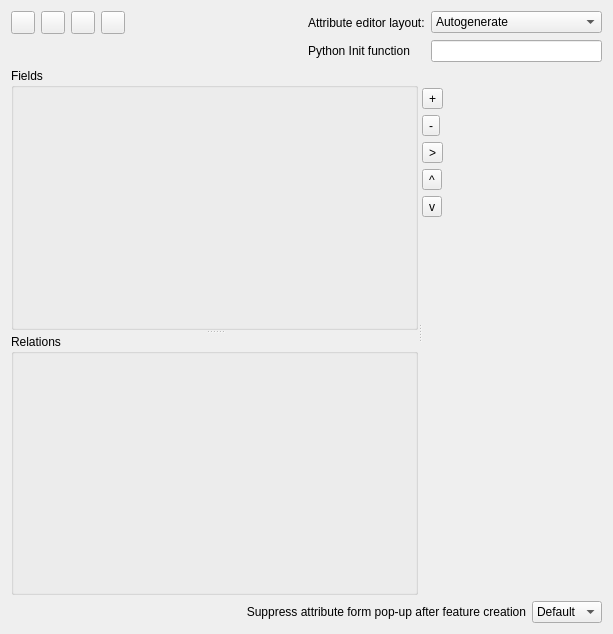
Old version of the form ddocclient/kksqgis/layerprops/qgsfieldspropertiesbase.ui in the repository YuriyRusinov/reper.
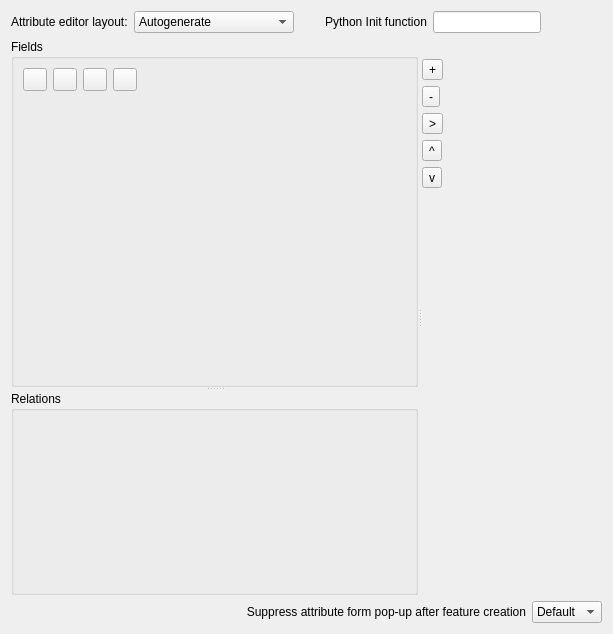
New version of the form. Icons and pictures are not drawn. Custom widgets are drawn as their Qt base class.

The edit to the form file:
```diff
--- a/ddocclient/kksqgis/layerprops/qgsfieldspropertiesbase.ui
+++ b/ddocclient/kksqgis/layerprops/qgsfieldspropertiesbase.ui
@@ -11,80 +11,109 @@
    </rect>
   </property>
   <layout class="QGridLayout" name="gridLayout_6">
-   <item row="0" column="4">
-    <spacer>
-     <property name="orientation">
-      <enum>Qt::Horizontal</enum>
-     </property>
-     <property name="sizeHint" stdset="0">
-      <size>
-       <width>100</width>
-       <height>19</height>
-      </size>
-     </property>
-    </spacer>
-   </item>
-   <item row="0" column="5">
-    <widget class="QLabel" name="label_2">
-     <property name="text">
-      <string>Attribute editor layout:</string>
-     </property>
-    </widget>
-   </item>
-   <item row="0" column="0">
-    <widget class="QToolButton" name="mAddAttributeButton">
-     <property name="sizePolicy">
-      <sizepolicy hsizetype="Fixed" vsizetype="Fixed">
-       <horstretch>0</horstretch>
-       <verstretch>0</verstretch>
-      </sizepolicy>
-     </property>
-     <property name="toolTip">
-      <string>New column</string>
-     </property>
-     <property name="text">
-      <string/>
-     </property>
-     <property name="icon">
-      <iconset>
-       <normaloff>.designer/xpm/new_attribute.png</normaloff>.designer/xpm/new_attribute.png</iconset>
-     </property>
-     <property name="shortcut">
-      <string>Ctrl+N</string>
-     </property>
-    </widget>
-   </item>
-   <item row="0" column="3">
-    <widget class="QToolButton" name="mCalculateFieldButton">
-     <property name="toolTip">
-      <string>Field calculator</string>
-     </property>
-     <property name="whatsThis">
-      <string>Click to toggle table editing</string>
-     </property>
-     <property name="text">
-      <string/>
-     </property>
-     <property name="checkable">
-      <bool>false</bool>
-     </property>
-    </widget>
-   </item>
-   <item row="0" column="2">
-    <widget class="QToolButton" name="mToggleEditingButton">
-     <property name="toolTip">
-      <string>Toggle editing mode</string>
-     </property>
-     <property name="whatsThis">
-      <string>Click to toggle table editing</string>
-     </property>
-     <property name="text">
-      <string/>
-     </property>
-     <property name="checkable">
-      <bool>true</bool>
-     </property>
-    </widget>
+   <item row="1" column="0" colspan="7">
+    <layout class="QHBoxLayout" name="horizontalLayout_3">
+     <item>
+      <widget class="QLabel" name="label_2">
+       <property name="text">
+        <string>Attribute editor layout:</string>
+       </property>
+      </widget>
+     </item>
+     <item>
+      <widget class="QComboBox" name="mEditorLayoutComboBox">
+       <property name="sizePolicy">
+        <sizepolicy hsizetype="MinimumExpanding" vsizetype="Fixed">
+         <horstretch>0</horstretch>
+         <verstretch>0</verstretch>
+        </sizepolicy>
+       </property>
+       <item>
+        <property name="text">
+         <string>Autogenerate</string>
+        </property>
+       </item>
+       <item>
+        <property name="text">
+         <string>Drag and drop designer</string>
+        </property>
+       </item>
+       <item>
+        <property name="text">
+         <string>Provide ui-file</string>
+        </property>
+       </item>
+      </widget>
+     </item>
+     <item>
+      <spacer name="horizontalSpacer">
+       <property name="orientation">
+        <enum>Qt::Horizontal</enum>
+       </property>
+       <property name="sizeType">
+        <enum>QSizePolicy::Minimum</enum>
+       </property>
+       <property name="sizeHint" stdset="0">
+        <size>
+         <width>25</width>
+         <height>20</height>
+        </size>
+       </property>
+      </spacer>
+     </item>
+     <item>
+      <widget class="QLabel" name="label_3">
+       <property name="toolTip">
+        <string>QGIS forms can have a Python function that is called when the form is opened.  
+Use this function to add extra logic to your forms.
+
+An example is (in module MyForms.py):
+
+          def open(dialog, layer, feature):
+	geom = feature.geometry()
+	control = dialog.findChild(QWidget,&quot;MyLineEdit&quot;)
+
+Reference in Python Init Function like so: MyForms.open
+
+MyForms.py must live on PYTHONPATH, .qgis/python, or inside the project folder.</string>
+       </property>
+       <property name="text">
+        <string>Python Init function</string>
+       </property>
+      </widget>
+     </item>
+     <item>
+      <widget class="QLineEdit" name="leEditFormInit">
+       <property name="toolTip">
+        <string>QGIS forms can have a Python function that is called when the form is opened.  
+Use this function to add extra logic to your forms.
+
+An example is (in module MyForms.py):
+
+          def open(dialog, layer, feature):
+	geom = feature.geometry()
+	control = dialog.findChild(QWidget,&quot;MyLineEdit&quot;)
+
+Reference in Python Init Function like so: MyForms.open
+
+MyForms.py must live on PYTHONPATH, .qgis/python, or inside the project folder.</string>
+       </property>
+      </widget>
+     </item>
+     <item>
+      <spacer name="horizontalSpacer_3">
+       <property name="orientation">
+        <enum>Qt::Horizontal</enum>
+       </property>
+       <property name="sizeHint" stdset="0">
+        <size>
+         <width>40</width>
+         <height>20</height>
+        </size>
+       </property>
+      </spacer>
+     </item>
+    </layout>
    </item>
    <item row="2" column="0" colspan="7">
     <widget class="QSplitter" name="mSplitter">
@@ -107,11 +136,104 @@
          <property name="orientation">
           <enum>Qt::Vertical</enum>
          </property>
-         <widget class="QgsCollapsibleGroupBox" name="mAttributesListFrame">
+         <widget class="QgsCollapsibleGroupBox" name="mFieldsGroupBox">
           <property name="title">
            <string>Fields</string>
           </property>
-          <layout class="QGridLayout" name="mAttributesListLayout"/>
+          <layout class="QGridLayout" name="mAttributesListLayout">
+           <item row="0" column="0">
+            <layout class="QGridLayout" name="gridLayout_3">
+             <item row="0" column="1">
+              <widget class="QToolButton" name="mDeleteAttributeButton">
+               <property name="toolTip">
+                <string>Delete column</string>
+               </property>
+               <property name="text">
+                <string/>
+               </property>
+               <property name="icon">
+                <iconset>
+                 <normaloff>.designer/xpm/delete_attribute.png</normaloff>.designer/xpm/delete_attribute.png</iconset>
+               </property>
+               <property name="shortcut">
+                <string>Ctrl+X</string>
+               </property>
+              </widget>
+             </item>
+             <item row="0" column="3">
+              <widget class="QToolButton" name="mCalculateFieldButton">
+               <property name="toolTip">
+                <string>Field calculator</string>
+               </property>
+               <property name="whatsThis">
+                <string>Click to toggle table editing</string>
+               </property>
+               <property name="text">
+                <string/>
+               </property>
+               <property name="checkable">
+                <bool>false</bool>
+               </property>
+              </widget>
+             </item>
+             <item row="0" column="2">
+              <widget class="QToolButton" name="mToggleEditingButton">
+               <property name="toolTip">
+                <string>Toggle editing mode</string>
+               </property>
+               <property name="whatsThis">
+                <string>Click to toggle table editing</string>
+               </property>
+               <property name="text">
+                <string/>
+               </property>
+               <property name="checkable">
+                <bool>true</bool>
+               </property>
+              </widget>
+             </item>
+             <item row="0" column="0">
+              <widget class="QToolButton" name="mAddAttributeButton">
+               <property name="sizePolicy">
+                <sizepolicy hsizetype="Fixed" vsizetype="Fixed">
+                 <horstretch>0</horstretch>
+                 <verstretch>0</verstretch>
+                </sizepolicy>
+               </property>
+               <property name="toolTip">
+                <string>New column</string>
+               </property>
+               <property name="text">
+                <string/>
+               </property>
+               <property name="icon">
+                <iconset>
+                 <normaloff>.designer/xpm/new_attribute.png</normaloff>.designer/xpm/new_attribute.png</iconset>
+               </property>
+               <property name="shortcut">
+                <string>Ctrl+N</string>
+               </property>
+              </widget>
+             </item>
+             <item row="0" column="4">
+              <spacer name="horizontalSpacer_2">
+               <property name="orientation">
+                <enum>Qt::Horizontal</enum>
+               </property>
+               <property name="sizeHint" stdset="0">
+                <size>
+                 <width>40</width>
+                 <height>20</height>
+                </size>
+               </property>
+              </spacer>
+             </item>
+             <item row="1" column="0" colspan="5">
+              <widget class="QWidget" name="mAttributesListFrame" native="true"/>
+             </item>
+            </layout>
+           </item>
+          </layout>
          </widget>
          <widget class="QgsCollapsibleGroupBox" name="mRelationsFrame">
           <property name="title">
@@ -304,69 +426,6 @@
      </widget>
     </widget>
    </item>
-   <item row="0" column="6">
-    <widget class="QComboBox" name="mEditorLayoutComboBox">
-     <property name="sizePolicy">
-      <sizepolicy hsizetype="MinimumExpanding" vsizetype="Fixed">
-       <horstretch>0</horstretch>
-       <verstretch>0</verstretch>
-      </sizepolicy>
-     </property>
-     <item>
-      <property name="text">
-       <string>Autogenerate</string>
-      </property>
-     </item>
-     <item>
-      <property name="text">
-       <string>Drag and drop designer</string>
-      </property>
-     </item>
-     <item>
-      <property name="text">
-       <string>Provide ui-file</string>
-      </property>
-     </item>
-    </widget>
-   </item>
-   <item row="1" column="5">
-    <widget class="QLabel" name="label_3">
-     <property name="toolTip">
-      <string>QGIS forms can have a Python function that is called when the form is opened.  
-Use this function to add extra logic to your forms.
-
-An example is (in module MyForms.py):
-
-          def open(dialog, layer, feature):
-	geom = feature.geometry()
-	control = dialog.findChild(QWidget,&quot;MyLineEdit&quot;)
-
-Reference in Python Init Function like so: MyForms.open
-
-MyForms.py must live on PYTHONPATH, .qgis/python, or inside the project folder.</string>
-     </property>
-     <property name="text">
-      <string>Python Init function</string>
-     </property>
-    </widget>
-   </item>
-   <item row="0" column="1">
-    <widget class="QToolButton" name="mDeleteAttributeButton">
-     <property name="toolTip">
-      <string>Delete column</string>
-     </property>
-     <property name="text">
-      <string/>
-     </property>
-     <property name="icon">
-      <iconset>
-       <normaloff>.designer/xpm/delete_attribute.png</normaloff>.designer/xpm/delete_attribute.png</iconset>
-     </property>
-     <property name="shortcut">
-      <string>Ctrl+X</string>
-     </property>
-    </widget>
-   </item>
    <item row="3" column="0" colspan="7">
     <layout class="QHBoxLayout" name="horizontalLayout">
      <item>
@@ -421,24 +480,6 @@
      </item>
     </layout>
    </item>
-   <item row="1" column="6">
-    <widget class="QLineEdit" name="leEditFormInit">
-     <property name="toolTip">
-      <string>QGIS forms can have a Python function that is called when the form is opened.  
-Use this function to add extra logic to your forms.
-
-An example is (in module MyForms.py):
-
-          def open(dialog, layer, feature):
-	geom = feature.geometry()
-	control = dialog.findChild(QWidget,&quot;MyLineEdit&quot;)
-
-Reference in Python Init Function like so: MyForms.open
-
-MyForms.py must live on PYTHONPATH, .qgis/python, or inside the project folder.</string>
-     </property>
-    </widget>
-   </item>
   </layout>
  </widget>
  <customwidgets>
```
